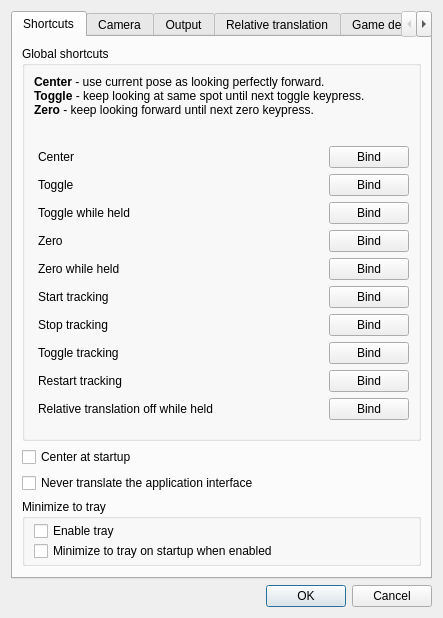
Above: gui/options-dialog.ui from opentrack/opentrack before the change. Below: the same form after it.
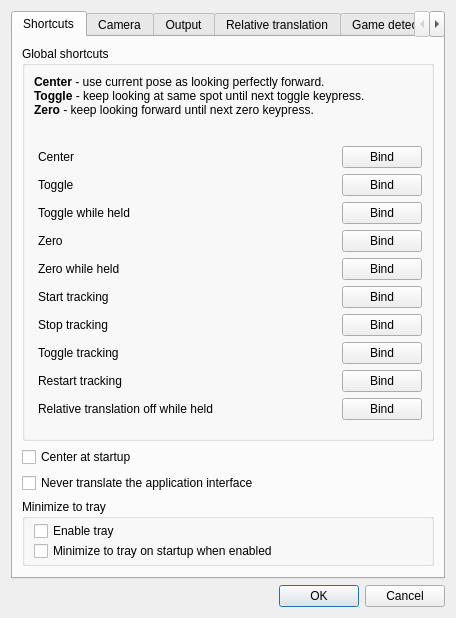
That is the form after the change. Icons and pictures are not drawn. Custom widgets are drawn as their Qt base class.

Commit message: gui/options: tabs didn't fit horizontally, oops

Diff of the .ui file:
```diff
--- a/gui/options-dialog.ui
+++ b/gui/options-dialog.ui
@@ -6,7 +6,7 @@
    <rect>
     <x>0</x>
     <y>0</y>
-    <width>404</width>
+    <width>456</width>
     <height>596</height>
    </rect>
   </property>
```
